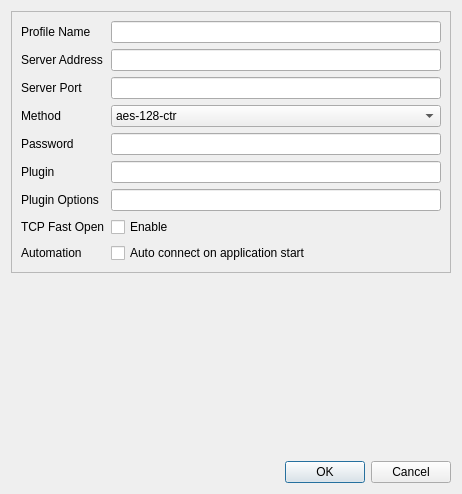
31126-un/Trojan-Qt5, file ui/sseditdialog.ui: the form before one commit.
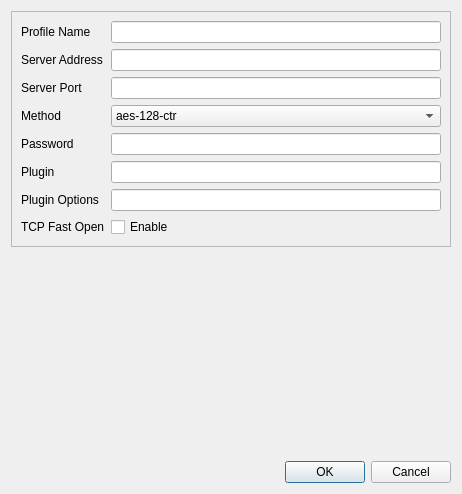
The form after the commit.

Commit message: [Remove Feature] drop autoStart

```diff
--- a/ui/sseditdialog.ui
+++ b/ui/sseditdialog.ui
@@ -212,26 +212,6 @@
         </property>
        </widget>
       </item>
-      <item row="9" column="0">
-       <widget class="QLabel" name="autoStartLabel">
-        <property name="text">
-         <string>Automation</string>
-        </property>
-       </widget>
-      </item>
-      <item row="9" column="1">
-       <widget class="QCheckBox" name="autoStartCheckBox">
-        <property name="sizePolicy">
-         <sizepolicy hsizetype="Expanding" vsizetype="Fixed">
-          <horstretch>0</horstretch>
-          <verstretch>0</verstretch>
-         </sizepolicy>
-        </property>
-        <property name="text">
-         <string>Auto connect on application start</string>
-        </property>
-       </widget>
-      </item>
      </layout>
     </widget>
    </item>
```
Left out of the diff: 1 changed line with no effect on the pictures. The commit also changes 19 other files.
